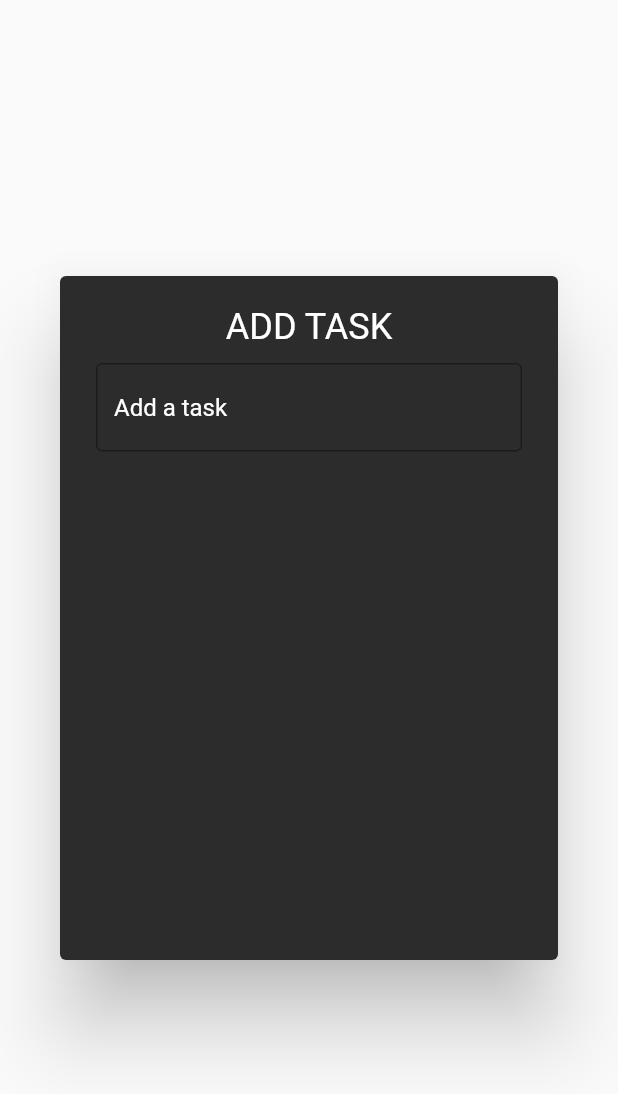
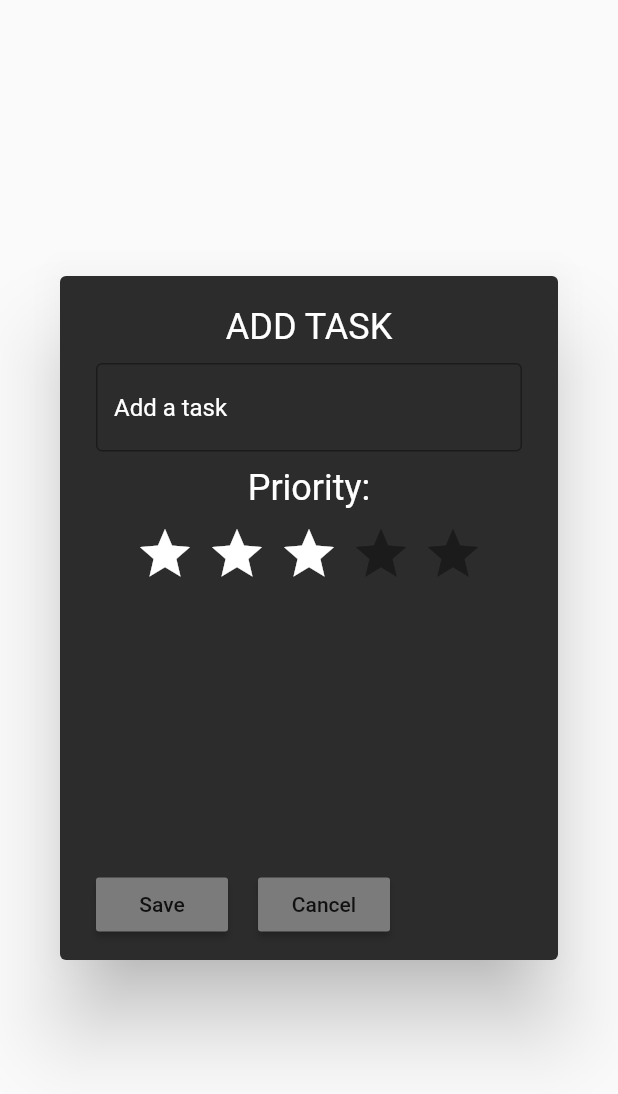
Before and after one commit to vishalsankar/Flutter-Fastforward-Internal-App, a Flutter app: the Task widget shown alone on an empty page, opened directly, on a phone screen of 412 x 824 dp. Shown: the top 1094 px of the screen. Run offline on Flutter 3.47's test engine with Material 2 defaults, Android fonts, the phone set to English and light mode, and no system bars; drawn by our look-alikes of flutter_rating_bar.

Commit message:
RS//Added Priority

```diff
--- a/lib/widgets/add_task.dart
+++ b/lib/widgets/add_task.dart
@@ -1,4 +1,5 @@
 import 'package:flutter/material.dart';
+import 'package:flutter_rating_bar/flutter_rating_bar.dart';
 
 class Task extends StatelessWidget {
   const Task({super.key});
@@ -24,7 +25,53 @@ class Task extends StatelessWidget {
                 border: OutlineInputBorder(),
                 hintText: "Add a task",
                 hintStyle: TextStyle(color: Colors.white)),
-          )
+          ),
+          SizedBox(
+            height: 10,
+          ),
+          Text(
+            "Priority:",
+            style: TextStyle(
+                fontSize: 24, color: Color.fromARGB(255, 255, 255, 255)),
+          ),
+          SizedBox(
+            height: 10,
+          ),
+          RatingBar.builder(
+            initialRating: 3,
+            minRating: 1,
+            direction: Axis.horizontal,
+            allowHalfRating: true,
+            itemCount: 5,
+            itemPadding: EdgeInsets.symmetric(horizontal: 4.0),
+            itemBuilder: (context, _) => Icon(
+              Icons.star,
+              color: Color.fromARGB(255, 255, 255, 255),
+            ),
+            onRatingUpdate: (rating) {
+              print(rating);
+            },
+          ),
+          SizedBox(
+            height: 190,
+          ),
+          Row(
+            children: [
+              MaterialButton(
+                onPressed: () {},
+                child: Text("Save"),
+                color: Color.fromARGB(255, 123, 123, 123),
+              ),
+              SizedBox(
+                width: 20,
+              ),
+              MaterialButton(
+                onPressed: () {},
+                child: Text("Cancel"),
+                color: Color.fromARGB(255, 123, 123, 123),
+              ),
+            ],
+          ),
         ]),
       ),
     );
--- a/pubspec.yaml
+++ b/pubspec.yaml
@@ -47,6 +47,7 @@ dev_dependencies:
   # package. See that file for information about deactivating specific lint
   # rules and activating additional ones.
   flutter_lints: ^2.0.0
+  flutter_rating_bar: ^4.0.1
 
 # For information on the generic Dart part of this file, see the
 # following page: https://dart.dev/tools/pub/pubspec
```
Also changed, not shown: pubspec.lock.
